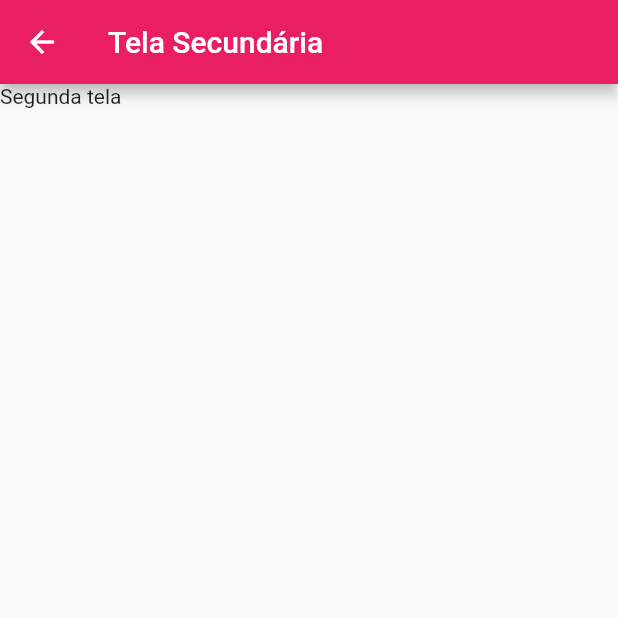
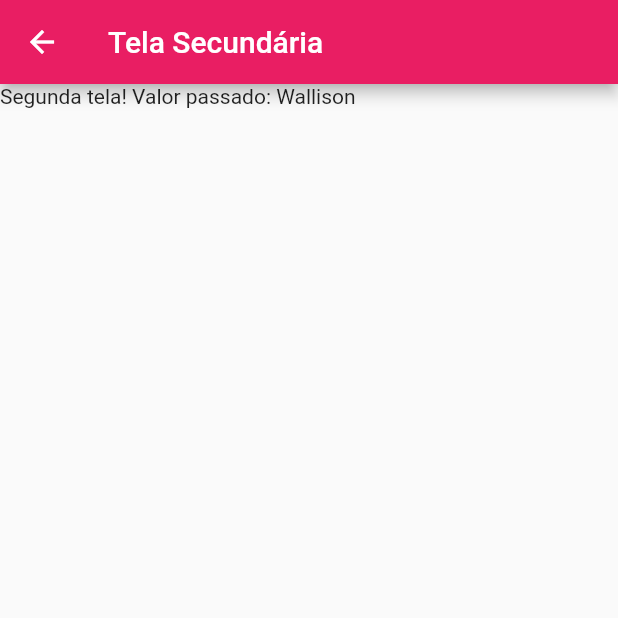
Before and after one commit to WallisonRP/learning_flutter, a Flutter app: the screen it shows after launch, after a tap on "Ir para segunda tela", on a phone screen of 412 x 824 dp, the top half of it. Run offline on Flutter 3.47's test engine with Material 2 defaults, Android fonts, the phone set to English and light mode, and no system bars.

Commit message:
tranferring data between screens

```diff
--- a/Section 12 - Navegacao/navegacao/lib/TelaSecundaria.dart
+++ b/Section 12 - Navegacao/navegacao/lib/TelaSecundaria.dart
@@ -1,7 +1,8 @@
 import 'package:flutter/material.dart';
 
 class TelaSecundaria extends StatefulWidget {
-  const TelaSecundaria({Key? key}) : super(key: key);
+  String? valor;
+  TelaSecundaria({this.valor});
 
   @override
   State<TelaSecundaria> createState() => _TelaSecundariaState();
@@ -17,9 +18,7 @@ class _TelaSecundariaState extends State<TelaSecundaria> {
       ),
       body: Container(
         child: Column(
-          children: [
-            Text("Segunda tela")
-          ],
+          children: [Text("Segunda tela! Valor passado: ${widget.valor} ")],
         ),
       ),
     );
--- a/Section 12 - Navegacao/navegacao/lib/main.dart
+++ b/Section 12 - Navegacao/navegacao/lib/main.dart
@@ -30,7 +30,7 @@ class _TelaPrincipalState extends State<TelaPrincipal> {
                 Navigator.push(
                   context,
                   MaterialPageRoute(
-                    builder: ((context) => TelaSecundaria())
+                    builder: ((context) => TelaSecundaria(valor: "Wallison"))
                 )
                 );
               },
```
